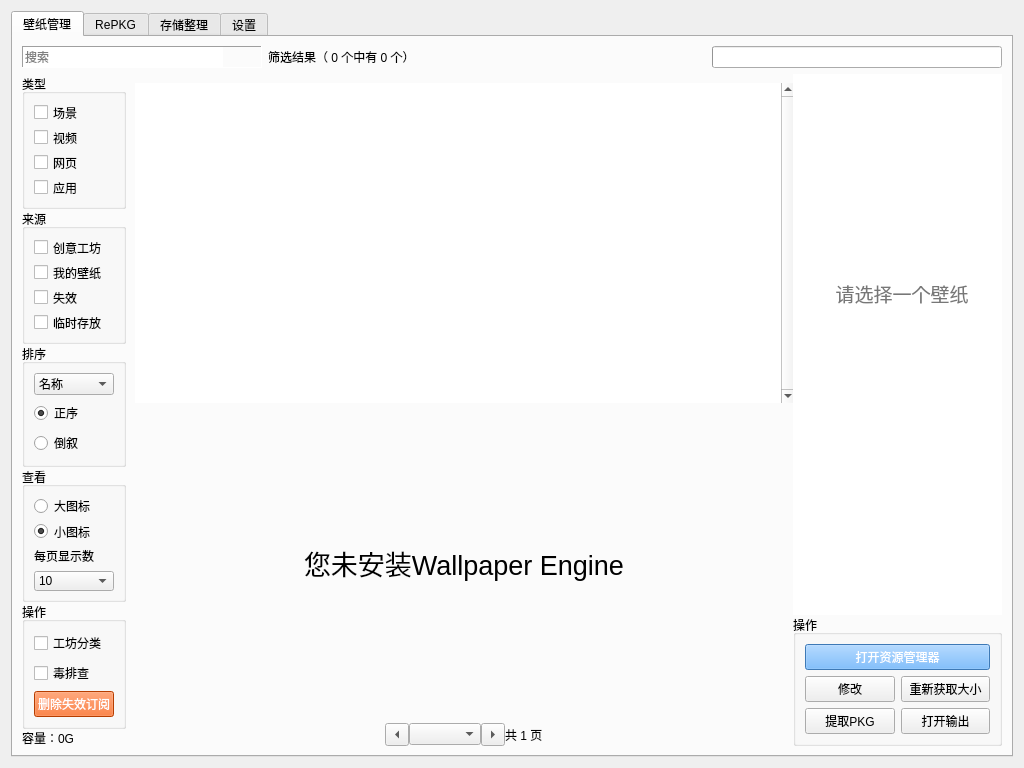
First picture: the form in widgets/main.ui, repository w703001848/Wallpaper_Engine_Tools, before the edit.
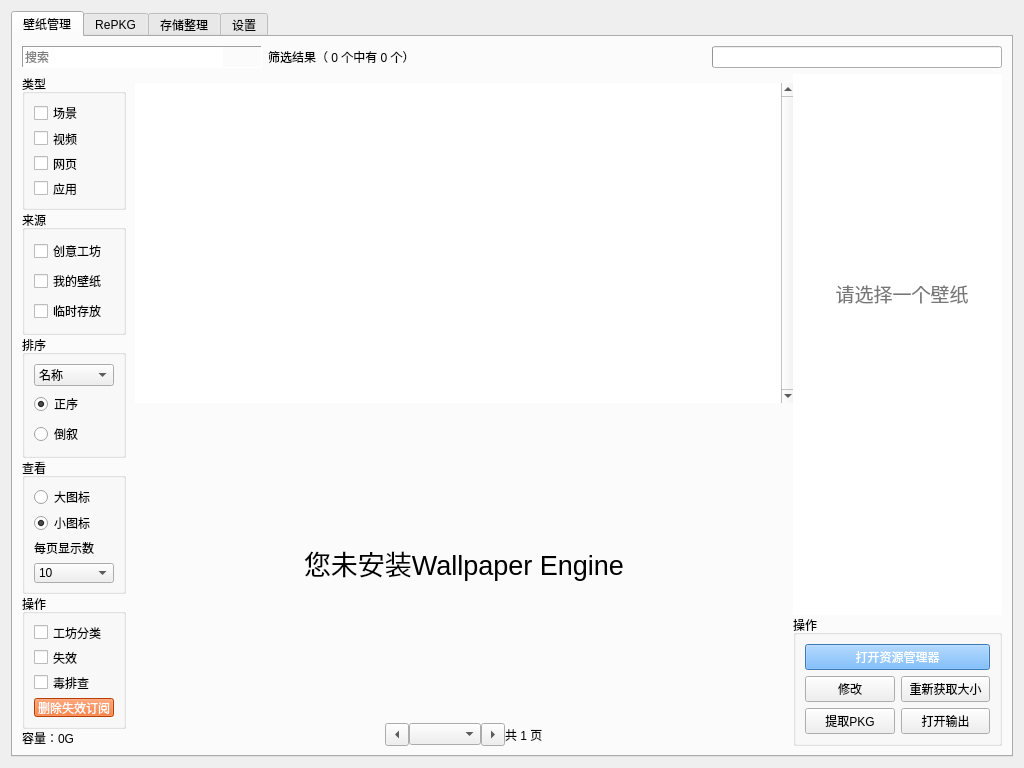
Second picture: the form after the edit. Icons and pictures are not drawn.

Diff of the .ui file:
```diff
--- a/widgets/main.ui
+++ b/widgets/main.ui
@@ -278,28 +278,6 @@
                 </attribute>
                </widget>
               </item>
-              <item>
-               <widget class="QCheckBox" name="checkBox_invalid">
-                <property name="minimumSize">
-                 <size>
-                  <width>0</width>
-                  <height>0</height>
-                 </size>
-                </property>
-                <property name="maximumSize">
-                 <size>
-                  <width>16777215</width>
-                  <height>16777215</height>
-                 </size>
-                </property>
-                <property name="text">
-                 <string>失效</string>
-                </property>
-                <attribute name="buttonGroup">
-                 <string notr="true">buttonGroup_source</string>
-                </attribute>
-               </widget>
-              </item>
               <item>
                <widget class="QCheckBox" name="checkBox_temp">
                 <property name="text">
@@ -461,6 +439,25 @@
                 </property>
                </widget>
               </item>
+              <item>
+               <widget class="QCheckBox" name="checkBox_invalid">
+                <property name="minimumSize">
+                 <size>
+                  <width>0</width>
+                  <height>0</height>
+                 </size>
+                </property>
+                <property name="maximumSize">
+                 <size>
+                  <width>16777215</width>
+                  <height>16777215</height>
+                 </size>
+                </property>
+                <property name="text">
+                 <string>失效</string>
+                </property>
+               </widget>
+              </item>
               <item>
                <widget class="QCheckBox" name="checkBox_authorblock">
                 <property name="text">
```
Left out of the diff: 12 changed lines with no effect on the pictures.
